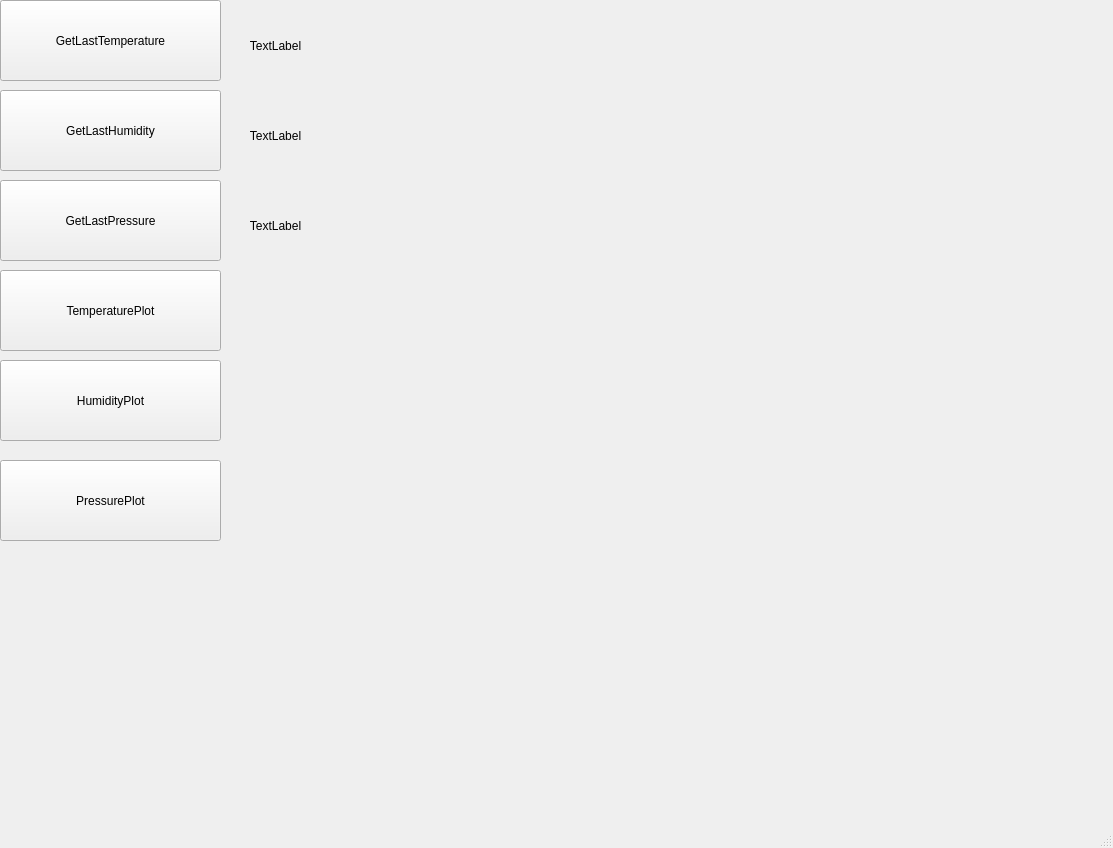
This is python_app/designer/app_gui.ui in krzysiubera/swaw-project as Qt 5 draws it before an edit. The edited form follows.
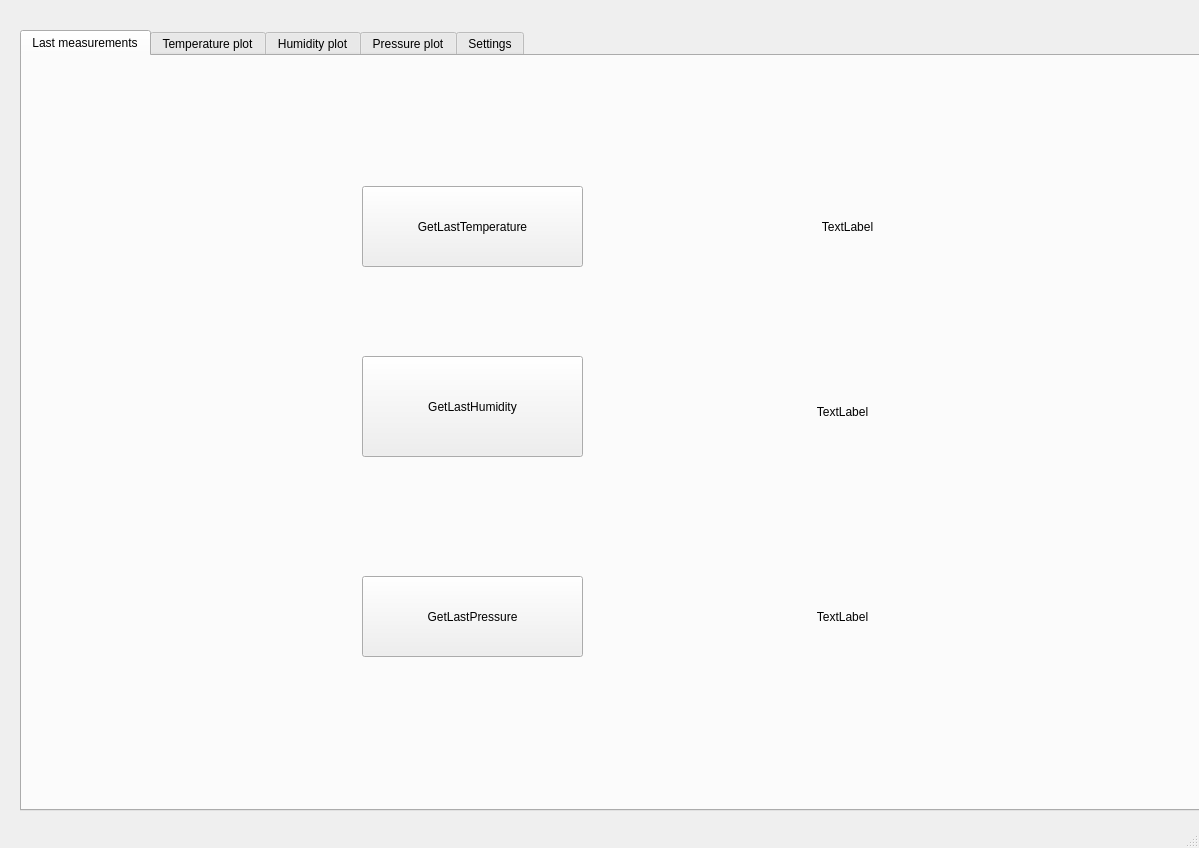
This is the edited form. The open tabs and pages were chosen to show the change. Custom widgets are drawn as their Qt base class.

Commit message: add separate tabs to GUI

```diff
--- a/python_app/designer/app_gui.ui
+++ b/python_app/designer/app_gui.ui
@@ -6,7 +6,7 @@
    <rect>
     <x>0</x>
     <y>0</y>
-    <width>1113</width>
+    <width>1199</width>
     <height>848</height>
    </rect>
   </property>
@@ -14,11 +14,27 @@
    <string>MainWindow</string>
   </property>
   <widget class="QWidget" name="centralwidget">
+   <widget class="QTabWidget" name="SettingsTab">
+    <property name="geometry">
+     <rect>
+      <x>20</x>
+      <y>30</y>
+      <width>1181</width>
+      <height>781</height>
+     </rect>
+    </property>
+    <property name="currentIndex">
+     <number>4</number>
+    </property>
+    <widget class="QWidget" name="tab">
+     <attribute name="title">
+      <string>Last measurements</string>
+     </attribute>
    <widget class="QPushButton" name="temperature_button">
     <property name="geometry">
      <rect>
-      <x>0</x>
-      <y>0</y>
+        <x>340</x>
+        <y>130</y>
       <width>221</width>
       <height>81</height>
      </rect>
@@ -27,56 +43,24 @@
      <string>GetLastTemperature</string>
     </property>
    </widget>
-   <widget class="QLabel" name="temperature_label">
-    <property name="geometry">
-     <rect>
-      <x>230</x>
-      <y>10</y>
-      <width>91</width>
-      <height>71</height>
-     </rect>
-    </property>
-    <property name="text">
-     <string>TextLabel</string>
-    </property>
-    <property name="alignment">
-     <set>Qt::AlignCenter</set>
-    </property>
-   </widget>
    <widget class="QPushButton" name="humidity_button">
     <property name="geometry">
      <rect>
-      <x>0</x>
-      <y>90</y>
+        <x>340</x>
+        <y>300</y>
       <width>221</width>
-      <height>81</height>
+        <height>101</height>
      </rect>
     </property>
     <property name="text">
      <string>GetLastHumidity</string>
     </property>
    </widget>
-   <widget class="QLabel" name="humidity_label">
-    <property name="geometry">
-     <rect>
-      <x>230</x>
-      <y>100</y>
-      <width>91</width>
-      <height>71</height>
-     </rect>
-    </property>
-    <property name="text">
-     <string>TextLabel</string>
-    </property>
-    <property name="alignment">
-     <set>Qt::AlignCenter</set>
-    </property>
-   </widget>
    <widget class="QPushButton" name="pressure_button">
     <property name="geometry">
      <rect>
-      <x>0</x>
-      <y>180</y>
+        <x>340</x>
+        <y>520</y>
       <width>221</width>
       <height>81</height>
      </rect>
@@ -88,10 +72,10 @@
    <widget class="QLabel" name="pressure_label">
     <property name="geometry">
      <rect>
-      <x>230</x>
-      <y>190</y>
-      <width>91</width>
-      <height>71</height>
+        <x>700</x>
+        <y>520</y>
+        <width>241</width>
+        <height>81</height>
      </rect>
     </property>
     <property name="text">
@@ -101,41 +85,48 @@
      <set>Qt::AlignCenter</set>
     </property>
    </widget>
-   <widget class="PlotWidget" name="temperature_plot" native="true">
+     <widget class="QLabel" name="humidity_label">
     <property name="geometry">
      <rect>
-      <x>590</x>
-      <y>10</y>
-      <width>431</width>
-      <height>251</height>
-     </rect>
-    </property>
-   </widget>
-   <widget class="PlotWidget" name="humidity_plot" native="true">
-    <property name="geometry">
-     <rect>
-      <x>590</x>
-      <y>280</y>
-      <width>431</width>
-      <height>251</height>
-     </rect>
-    </property>
-   </widget>
-   <widget class="PlotWidget" name="pressure_plot" native="true">
+        <x>700</x>
+        <y>310</y>
+        <width>241</width>
+        <height>91</height>
+       </rect>
+      </property>
+      <property name="text">
+       <string>TextLabel</string>
+      </property>
+      <property name="alignment">
+       <set>Qt::AlignCenter</set>
+      </property>
+     </widget>
+     <widget class="QLabel" name="temperature_label">
     <property name="geometry">
      <rect>
-      <x>590</x>
-      <y>550</y>
-      <width>431</width>
-      <height>251</height>
-     </rect>
-    </property>
-   </widget>
+        <x>730</x>
+        <y>130</y>
+        <width>191</width>
+        <height>81</height>
+       </rect>
+      </property>
+      <property name="text">
+       <string>TextLabel</string>
+      </property>
+      <property name="alignment">
+       <set>Qt::AlignCenter</set>
+      </property>
+     </widget>
+    </widget>
+    <widget class="QWidget" name="tab_5">
+     <attribute name="title">
+      <string>Temperature plot</string>
+     </attribute>
    <widget class="QPushButton" name="temperature_plot_button">
     <property name="geometry">
      <rect>
-      <x>0</x>
-      <y>270</y>
+        <x>430</x>
+        <y>560</y>
       <width>221</width>
       <height>81</height>
      </rect>
@@ -144,11 +135,26 @@
      <string>TemperaturePlot</string>
     </property>
    </widget>
+     <widget class="PlotWidget" name="temperature_plot" native="true">
+      <property name="geometry">
+       <rect>
+        <x>200</x>
+        <y>120</y>
+        <width>661</width>
+        <height>331</height>
+       </rect>
+      </property>
+     </widget>
+    </widget>
+    <widget class="QWidget" name="tab_4">
+     <attribute name="title">
+      <string>Humidity plot</string>
+     </attribute>
    <widget class="QPushButton" name="humidity_plot_button">
     <property name="geometry">
      <rect>
-      <x>0</x>
-      <y>360</y>
+        <x>420</x>
+        <y>600</y>
       <width>221</width>
       <height>81</height>
      </rect>
@@ -157,11 +163,26 @@
      <string>HumidityPlot</string>
     </property>
    </widget>
+     <widget class="PlotWidget" name="humidity_plot" native="true">
+      <property name="geometry">
+       <rect>
+        <x>240</x>
+        <y>130</y>
+        <width>641</width>
+        <height>331</height>
+       </rect>
+      </property>
+     </widget>
+    </widget>
+    <widget class="QWidget" name="tab_3">
+     <attribute name="title">
+      <string>Pressure plot</string>
+     </attribute>
    <widget class="QPushButton" name="pressure_plot_button">
     <property name="geometry">
      <rect>
-      <x>0</x>
-      <y>460</y>
+        <x>410</x>
+        <y>560</y>
       <width>221</width>
       <height>81</height>
      </rect>
@@ -170,6 +191,23 @@
      <string>PressurePlot</string>
     </property>
    </widget>
+     <widget class="PlotWidget" name="pressure_plot" native="true">
+      <property name="geometry">
+       <rect>
+        <x>210</x>
+        <y>130</y>
+        <width>641</width>
+        <height>311</height>
+       </rect>
+      </property>
+     </widget>
+    </widget>
+    <widget class="QWidget" name="tab_2">
+     <attribute name="title">
+      <string>Settings</string>
+     </attribute>
+    </widget>
+   </widget>
   </widget>
   <widget class="QMenuBar" name="menubar">
    <property name="geometry">
```
Left out of the diff: 2 changed lines with no effect on the pictures. Lines whose indentation alone changed are shown as unchanged. The commit also changes 1 other file.
